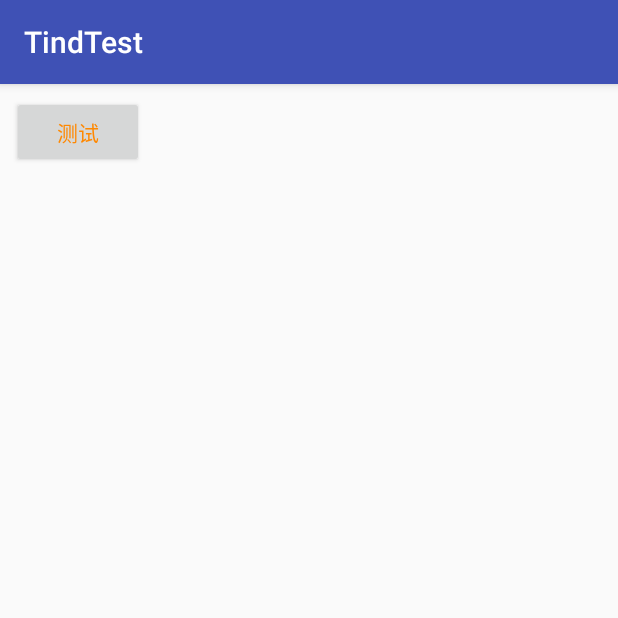
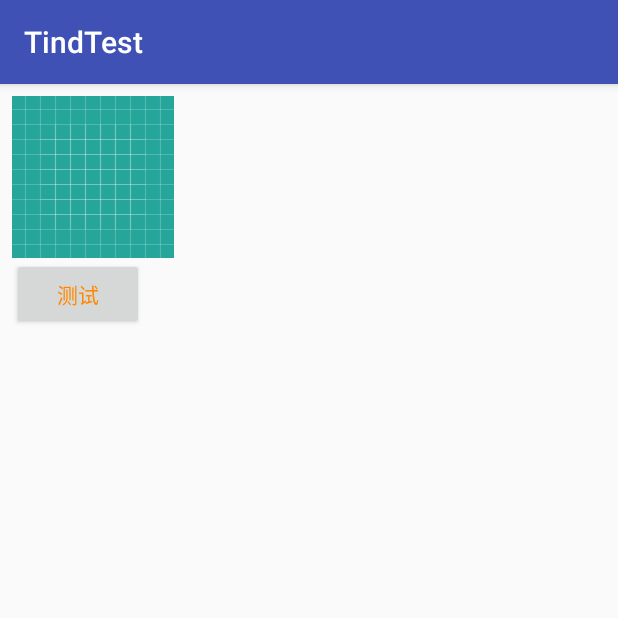
Before and after one commit to DarkSherlock/TindTest, an Android app: the TestRbtnActivity screen opened directly, with no data from a screen before it, after a tap on "测试", on a phone screen of 412 x 824 dp, the top half of it. Run offline under Robolectric (Android 15) with nearby library versions, the phone set to English and light mode, and no system bars.

Commit message:
the last update in nd

```diff
--- a/app/build.gradle
+++ b/app/build.gradle
@@ -215,4 +215,6 @@ dependencies {
     //    implementation "android.arch.navigation:navigation-fragment:$nav_version"
     //    implementation "android.arch.navigation:navigation-ui:$nav_version"
     //    implementation "com.google.guava:guava:23.0-android"
+    implementation 'com.github.bumptech.glide:glide:4.9.0'
+    annotationProcessor 'com.github.bumptech.glide:compiler:4.9.0'
 }
--- a/app/src/main/java/com/liang/tind/www/tindtest/activty/TestRbtnActivity.java
+++ b/app/src/main/java/com/liang/tind/www/tindtest/activty/TestRbtnActivity.java
@@ -1,20 +1,16 @@
 package com.liang.tind.www.tindtest.activty;
 
-import android.content.Intent;
-import android.net.Uri;
 import android.os.Bundle;
-import android.os.Environment;
 import android.util.Log;
 import android.view.MotionEvent;
 import android.view.View;
 import android.widget.Button;
 import android.widget.EditText;
+import android.widget.ImageView;
 
 import com.liang.tind.www.tindtest.R;
 import com.liang.tind.www.tindtest.base.BaseActivity;
-import com.liang.tind.www.tindtest.util.FileProvier;
-
-import java.io.File;
+import com.liang.tind.www.tindtest.util.SelectorUtils;
 
 /**
  * created by Administrator
@@ -66,17 +62,21 @@ public class TestRbtnActivity extends BaseActivity {
     @Override
     protected void init() {
         Button button = findViewById(R.id.button);
+        ImageView imageView = findViewById(R.id.image);
         button.setOnClickListener(new View.OnClickListener() {
             @Override
             public void onClick(View v) {
-                File file = new File(Environment.getExternalStorageDirectory(),"/tind/小算盘平台投资人登记表.doc");
-                Log.i(TAG, "quickTest(MainActivity.java:147): exists ="+file.exists());
-                Uri fileUri = FileProvier.getUriForFile(TestRbtnActivity.this, file);
-                Intent intent = new Intent(Intent.ACTION_VIEW);
-                intent.setDataAndType(fileUri,"application/msword");
-                intent.addFlags(Intent.FLAG_ACTIVITY_NEW_TASK | Intent.FLAG_GRANT_READ_URI_PERMISSION);
-                intent.addCategory(Intent.CATEGORY_DEFAULT);
-                startActivity(intent);
+//                File file = new File(Environment.getExternalStorageDirectory(),"/tind/小算盘平台投资人登记表.doc");
+//                Log.i(TAG, "quickTest(MainActivity.java:147): exists ="+file.exists());
+//                Uri fileUri = FileProvier.getUriForFile(TestRbtnActivity.this, file);
+//                Intent intent = new Intent(Intent.ACTION_VIEW);
+//                intent.setDataAndType(fileUri,"application/msword");
+//                intent.addFlags(Intent.FLAG_ACTIVITY_NEW_TASK | Intent.FLAG_GRANT_READ_URI_PERMISSION);
+//                intent.addCategory(Intent.CATEGORY_DEFAULT);
+//                startActivity(intent);
+
+                SelectorUtils.changeViewState(TestRbtnActivity.this,imageView,
+                        R.drawable.ic_launcher_background,R.color.colorAccent);
             }
         });
 //        LinearLayout root= findViewById(R.id.root);
--- a/app/src/main/java/com/liang/tind/www/tindtest/activty/TestRecyclerViewActivity.kt
+++ b/app/src/main/java/com/liang/tind/www/tindtest/activty/TestRecyclerViewActivity.kt
@@ -34,6 +34,7 @@ class TestRecyclerViewActivity : BaseActivity() {
         for (i in 0..4) {
             list.add("test$i")
         }
+        val list1 = arrayListOf("1","12")
 
         mRvBirthdayUsers!!.adapter = RvAdapter(list, this)
     }
@@ -56,6 +57,7 @@ class TestRecyclerViewActivity : BaseActivity() {
                 list.add(item + i)
             }
             holder.setData(list)
+
         }
 
         override fun getItemCount(): Int {
@@ -66,6 +68,7 @@ class TestRecyclerViewActivity : BaseActivity() {
         internal inner class ViewHolder(itemView: View) : RecyclerView.ViewHolder(itemView) {
             var mRecyclerView: RecyclerView
             lateinit var mAdapter: RecyclerView.Adapter<RecyclerView.ViewHolder>
+
 
             init {
                 val root = itemView as FrameLayout
--- /dev/null
+++ b/app/src/main/java/com/liang/tind/www/tindtest/util/SelectorUtils.java
@@ -0,0 +1,89 @@
+package com.liang.tind.www.tindtest.util;
+
+import android.app.Activity;
+import android.content.Context;
+import android.content.res.ColorStateList;
+import android.graphics.drawable.Drawable;
+import android.graphics.drawable.StateListDrawable;
+import android.view.View;
+
+import java.util.Objects;
+
+import androidx.core.content.ContextCompat;
+import androidx.core.graphics.drawable.DrawableCompat;
+
+/**
+ * desc
+ * created by liangtiande
+ * date 2019/8/7
+ */
+public class SelectorUtils {
+
+    /**
+     * 主要针对的是ImageView设置图片，
+     * 图片资源为一张，通过tint来修改不同状态时显示的不同背景，
+     * 以达到节约资源，减少内存的目的
+     *
+     * @param activity      当前的Activity或者Fragment
+     * @param view          需要修改的View，主要只ImageView
+     * @param drawableRes   drawable资源id
+     * @param normalColor   正常时的颜色
+     * @param selectorColor 选中时的颜色
+     */
+    public static void viewSetSelector(Activity activity, View view, int drawableRes, int normalColor, int selectorColor) {
+        Drawable drawable = ContextCompat.getDrawable(activity, drawableRes);
+        //获得选中颜色和非选中颜色
+        int colors[] = new int[]{ContextCompat.getColor(activity, selectorColor),
+                ContextCompat.getColor(activity, normalColor)};
+        //点击状态数组
+        int states[][] = new int[2][];
+
+        //点击状态
+        states[0] = new int[]{android.R.attr.state_pressed};
+        //非点击状态
+        states[1] = new int[]{};
+        //存放状态值和颜色
+        ColorStateList colorStateList = new ColorStateList(states, colors);
+
+        //存放相应状态和drawable
+        StateListDrawable stateListDrawable = new StateListDrawable();
+        stateListDrawable.addState(states[0], drawable);
+        stateListDrawable.addState(states[1], drawable);
+
+        Drawable.ConstantState state = stateListDrawable.getConstantState();
+        drawable = DrawableCompat.wrap(Objects.requireNonNull(state == null ? drawable : state.newDrawable())).mutate();
+
+        DrawableCompat.setTintList(drawable, colorStateList);
+        view.setClickable(true);
+        //改变背景Drawable
+        view.setBackground(drawable);
+        //如果是ImageView，可以设置src相关
+        //view.setImageDrawable(drawable);
+    }
+
+    /**
+     * 改变View的状态的图示,通过Tint减少资源和内存
+     *
+     * @param context    当前Activity或者Fragment
+     * @param view        当前需要改变的View
+     * @param drawableRes 资源id
+     * @param colorRes    color资源
+     */
+    public static void changeViewState(Context context, View view, int drawableRes, int colorRes) {
+        Drawable drawable = ContextCompat.getDrawable(context, drawableRes);
+
+        int color = ContextCompat.getColor(context, colorRes);
+
+        Drawable.ConstantState state = Objects.requireNonNull(drawable).getConstantState();
+
+        drawable = DrawableCompat.wrap(state == null ? drawable : state.newDrawable()).mutate();
+
+        drawable.setBounds(0, 0, drawable.getIntrinsicWidth(), drawable.getIntrinsicHeight());
+
+        DrawableCompat.setTint(drawable, color);
+
+        view.setBackground(drawable);
+        //如果是ImageView，可以设置src相关
+        //view.setImageDrawable(drawable);
+    }
+}
--- a/app/src/main/java/com/liang/tind/www/tindtest/widget/chart/LabelChartView.java
+++ b/app/src/main/java/com/liang/tind/www/tindtest/widget/chart/LabelChartView.java
@@ -92,7 +92,7 @@ public class LabelChartView extends View {
         float baseline = center - (mFontMetricsInt.top + mFontMetricsInt.bottom) / 2;
 
         canvas.save();
-        Seri
+
         canvas.translate(mLabelX, center);
         mPaint.setColor(mRectFColor);
         canvas.drawRoundRect(new RectF(-width / 2, -mLabelHeight / 2, width / 2, mLabelHeight / 2), mRectFRadius, mRectFRadius, mPaint);
--- a/app/src/main/res/layout/activity_test_rbtn.xml
+++ b/app/src/main/res/layout/activity_test_rbtn.xml
@@ -1,14 +1,20 @@
 <?xml version="1.0" encoding="utf-8"?>
 <LinearLayout
     xmlns:android="http://schemas.android.com/apk/res/android"
+    android:id="@+id/root"
     android:layout_width="match_parent"
     android:layout_height="match_parent"
-    android:layout_marginEnd="8dp"
     android:layout_marginStart="8dp"
     android:layout_marginTop="8dp"
-    android:id="@+id/root"
+    android:layout_marginEnd="8dp"
     android:orientation="vertical"
     >
+
+    <androidx.appcompat.widget.AppCompatImageView
+        android:id="@+id/image"
+        android:layout_width="wrap_content"
+        android:src="@drawable/ic_launcher_background"
+        android:layout_height="wrap_content"/>
 
     <Button
         android:id="@+id/button"
```
Also changed, not shown: app/src/main/java/com/liang/tind/www/tindtest/widget/CustomView.java (+7 -2 lines). Lines whose indentation alone changed are shown as unchanged.
